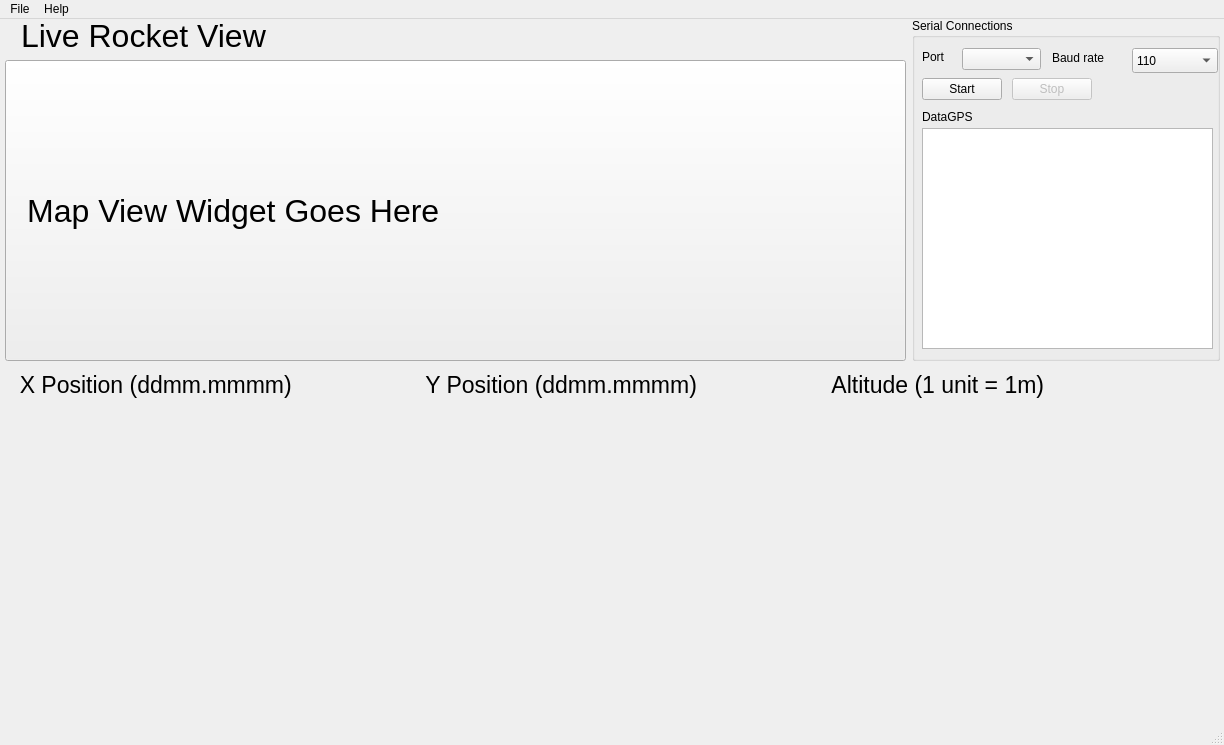
The window that ui/mainwindow.ui (UASTARR/starrtracker-archive) describes before a commit, drawn with Qt 5.
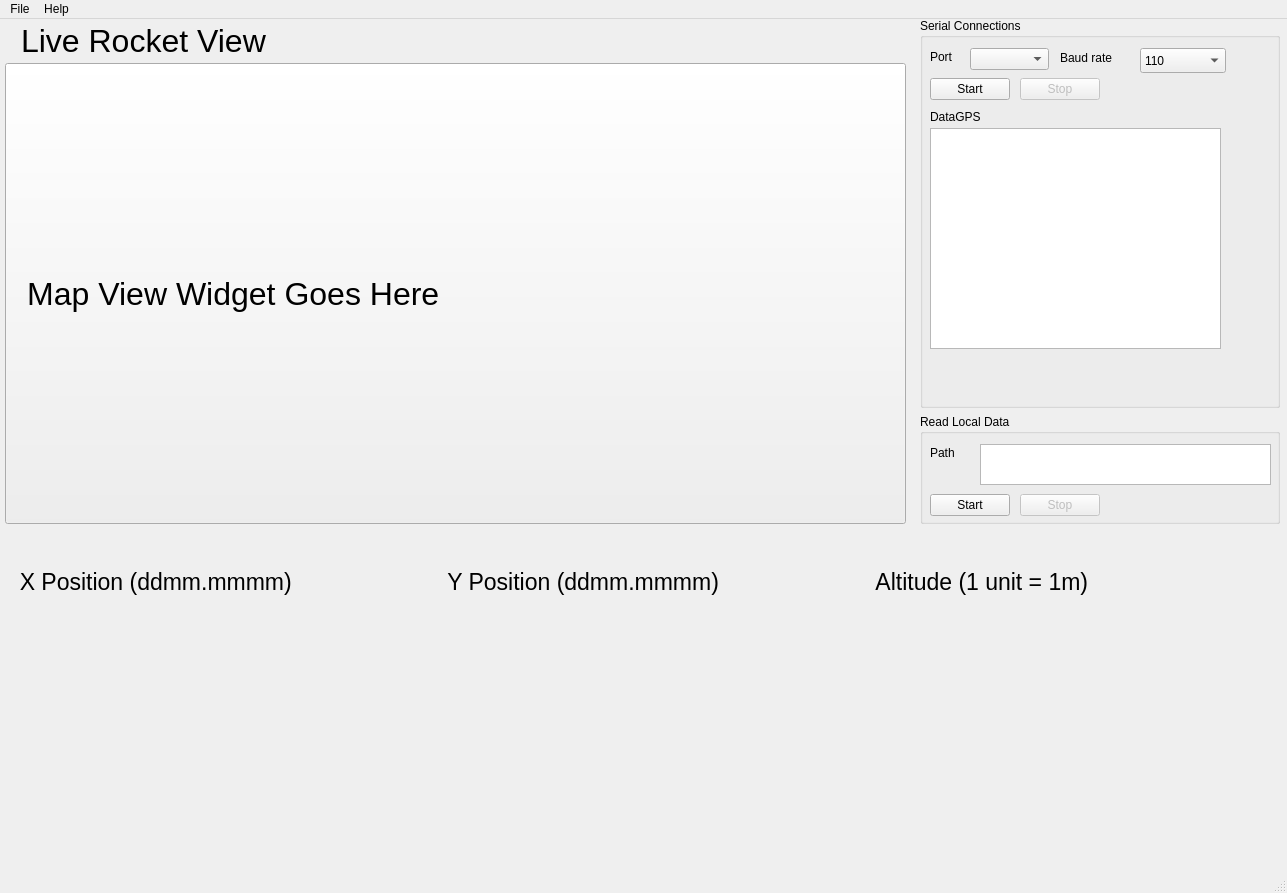
The same window after the commit. Custom widgets are drawn as their Qt base class.

```diff
--- a/ui/mainwindow.ui
+++ b/ui/mainwindow.ui
@@ -6,8 +6,8 @@
    <rect>
     <x>0</x>
     <y>0</y>
-    <width>1224</width>
-    <height>745</height>
+    <width>1287</width>
+    <height>893</height>
    </rect>
   </property>
   <property name="windowTitle">
@@ -19,16 +19,25 @@
      <rect>
       <x>-1</x>
       <y>-1</y>
-      <width>1221</width>
-      <height>691</height>
+      <width>1281</width>
+      <height>841</height>
      </rect>
     </property>
     <layout class="QGridLayout" name="gridLayout">
      <property name="leftMargin">
       <number>6</number>
      </property>
+     <property name="horizontalSpacing">
+      <number>14</number>
+     </property>
+     <property name="verticalSpacing">
+      <number>45</number>
+     </property>
      <item row="0" column="0">
       <layout class="QVBoxLayout" name="layout_MapView" stretch="64,656">
+       <property name="bottomMargin">
+        <number>0</number>
+       </property>
        <item>
         <layout class="QHBoxLayout" name="layout_LiveRocketView">
          <property name="leftMargin">
@@ -74,13 +83,13 @@
      <item row="1" column="0" colspan="2">
       <layout class="QHBoxLayout" name="layout_Graph">
        <property name="spacing">
-        <number>8</number>
+        <number>14</number>
        </property>
        <property name="leftMargin">
         <number>2</number>
        </property>
        <property name="topMargin">
-        <number>5</number>
+        <number>0</number>
        </property>
        <property name="rightMargin">
         <number>2</number>
@@ -108,11 +117,17 @@
          <item>
           <widget class="QCustomPlot" name="graph_x" native="true">
            <property name="sizePolicy">
-            <sizepolicy hsizetype="Minimum" vsizetype="Expanding">
+            <sizepolicy hsizetype="Minimum" vsizetype="Fixed">
              <horstretch>0</horstretch>
              <verstretch>0</verstretch>
             </sizepolicy>
            </property>
+           <property name="minimumSize">
+            <size>
+             <width>0</width>
+             <height>250</height>
+            </size>
+           </property>
            <property name="whatsThis">
             <string>Latitude</string>
            </property>
@@ -143,7 +158,7 @@
          <item>
           <widget class="QCustomPlot" name="graph_y" native="true">
            <property name="sizePolicy">
-            <sizepolicy hsizetype="Minimum" vsizetype="Expanding">
+            <sizepolicy hsizetype="Minimum" vsizetype="Minimum">
              <horstretch>0</horstretch>
              <verstretch>0</verstretch>
             </sizepolicy>
@@ -182,7 +197,7 @@
          <item>
           <widget class="QCustomPlot" name="graph_alt" native="true">
            <property name="sizePolicy">
-            <sizepolicy hsizetype="Minimum" vsizetype="Expanding">
+            <sizepolicy hsizetype="Minimum" vsizetype="Minimum">
              <horstretch>0</horstretch>
              <verstretch>0</verstretch>
             </sizepolicy>
@@ -197,7 +212,7 @@
       </layout>
      </item>
      <item row="0" column="1">
-      <layout class="QVBoxLayout" name="layout_Settings" stretch="0">
+      <layout class="QVBoxLayout" name="layout_Settings" stretch="0,0">
        <property name="spacing">
         <number>6</number>
        </property>
@@ -396,6 +411,84 @@
          </item>
         </layout>
        </item>
+       <item>
+        <widget class="QGroupBox" name="groupBox_2">
+         <property name="sizePolicy">
+          <sizepolicy hsizetype="Preferred" vsizetype="Fixed">
+           <horstretch>0</horstretch>
+           <verstretch>0</verstretch>
+          </sizepolicy>
+         </property>
+         <property name="minimumSize">
+          <size>
+           <width>0</width>
+           <height>110</height>
+          </size>
+         </property>
+         <property name="title">
+          <string>Read Local Data</string>
+         </property>
+         <widget class="QLabel" name="label_5">
+          <property name="geometry">
+           <rect>
+            <x>10</x>
+            <y>30</y>
+            <width>41</width>
+            <height>17</height>
+           </rect>
+          </property>
+          <property name="text">
+           <string>Path</string>
+          </property>
+         </widget>
+         <widget class="QTextBrowser" name="pathBrowser">
+          <property name="geometry">
+           <rect>
+            <x>60</x>
+            <y>30</y>
+            <width>291</width>
+            <height>41</height>
+           </rect>
+          </property>
+          <property name="html">
+           <string>&lt;!DOCTYPE HTML PUBLIC &quot;-//W3C//DTD HTML 4.0//EN&quot; &quot;http://www.w3.org/TR/REC-html40/strict.dtd&quot;&gt;
+&lt;html&gt;&lt;head&gt;&lt;meta name=&quot;qrichtext&quot; content=&quot;1&quot; /&gt;&lt;style type=&quot;text/css&quot;&gt;
+p, li { white-space: pre-wrap; }
+&lt;/style&gt;&lt;/head&gt;&lt;body style=&quot; font-family:'Ubuntu'; font-size:12pt; font-weight:400; font-style:normal;&quot;&gt;
+&lt;p style=&quot;-qt-paragraph-type:empty; margin-top:0px; margin-bottom:0px; margin-left:0px; margin-right:0px; -qt-block-indent:0; text-indent:0px; font-size:11pt;&quot;&gt;&lt;br /&gt;&lt;/p&gt;&lt;/body&gt;&lt;/html&gt;</string>
+          </property>
+         </widget>
+         <widget class="QPushButton" name="serialLocalConnectionButton">
+          <property name="geometry">
+           <rect>
+            <x>10</x>
+            <y>80</y>
+            <width>80</width>
+            <height>22</height>
+           </rect>
+          </property>
+          <property name="text">
+           <string>Start</string>
+          </property>
+         </widget>
+         <widget class="QPushButton" name="serialLocalTerminationButton">
+          <property name="enabled">
+           <bool>false</bool>
+          </property>
+          <property name="geometry">
+           <rect>
+            <x>100</x>
+            <y>80</y>
+            <width>80</width>
+            <height>22</height>
+           </rect>
+          </property>
+          <property name="text">
+           <string>Stop</string>
+          </property>
+         </widget>
+        </widget>
+       </item>
       </layout>
      </item>
     </layout>
@@ -406,7 +499,7 @@
     <rect>
      <x>0</x>
      <y>0</y>
-     <width>1224</width>
+     <width>1287</width>
      <height>26</height>
     </rect>
    </property>
```
